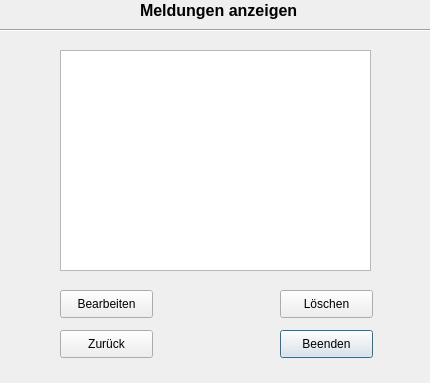
Old version of the form ZitatErfassung/frmmeldunganzeigen.ui in the repository TrialAnd404/MyRepo.
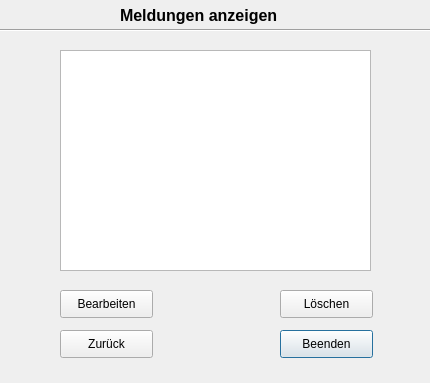
New version of the form.

```diff
--- a/ZitatErfassung/frmmeldunganzeigen.ui
+++ b/ZitatErfassung/frmmeldunganzeigen.ui
@@ -91,10 +91,10 @@
   <widget class="QLabel" name="label">
    <property name="geometry">
     <rect>
-     <x>140</x>
+     <x>120</x>
      <y>0</y>
-     <width>171</width>
-     <height>21</height>
+     <width>211</width>
+     <height>31</height>
     </rect>
    </property>
    <property name="text">
```
